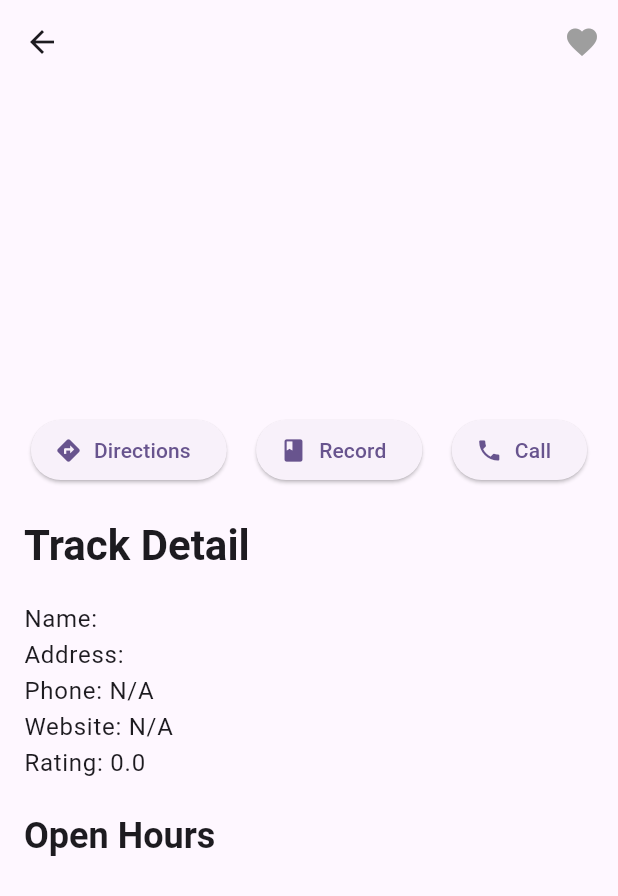
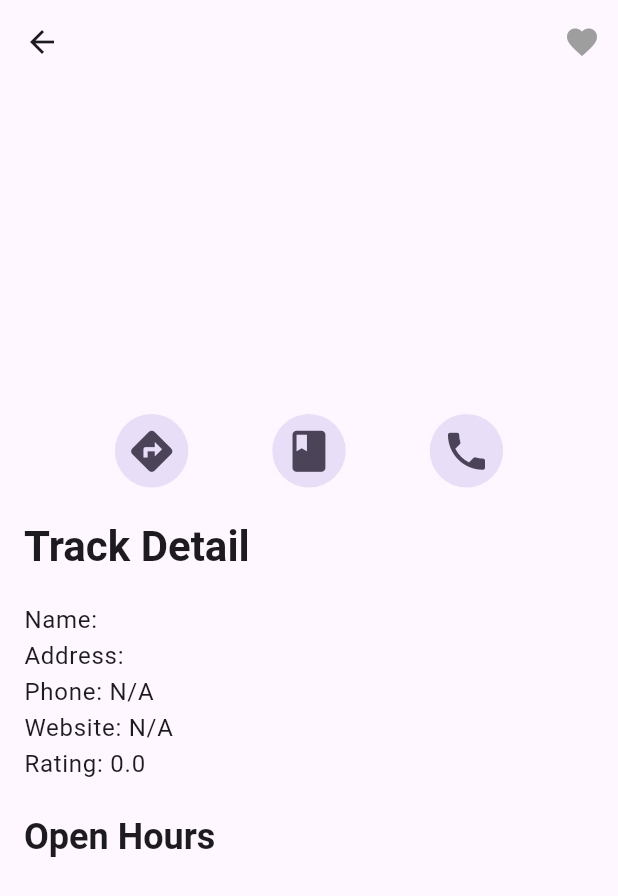
Before and after one commit to williamdoto/karting_application, a Flutter app: the TrackDetail screen opened directly with empty values, on a phone screen of 412 x 824 dp. Shown: the top 896 px of the screen. Run offline on Flutter 3.47's test engine with Material 2 defaults, Android fonts, the light colour scheme and no system bars; drawn by our look-alikes of carousel_slider; our stand-ins replace cloud_firestore, firebase_auth, firebase_core, geolocator, permission_handler; missing offline and left inert: flutter_google_maps_webservices, maps_launcher; accounts and stored records are empty; network calls fail.

Commit message:
Updated Event Details + Record

```diff
--- a/lib/TrackDetail.dart
+++ b/lib/TrackDetail.dart
@@ -142,7 +142,10 @@
     late String? website =
         placeDetails != null ? placeDetails!['website'] : 'N/A';
 
-    late double? rating = placeDetails != null ? (placeDetails!['rating']?.toDouble()) : 0.0;
+    double buttonSize = MediaQuery.of(context).size.width * 0.08;
+
+    late double? rating =
+        placeDetails != null ? (placeDetails!['rating']?.toDouble()) : 0.0;
     // Fetch opening hours
     List<dynamic>? openingHours = placeDetails != null
         ? (placeDetails!['opening_hours']?['weekday_text'] as List<dynamic>?)
@@ -171,7 +174,7 @@
         ),
         body: SingleChildScrollView(
             child: ConstrainedBox(
-          constraints: BoxConstraints(),
+          constraints: const BoxConstraints(),
           child: Column(
             mainAxisAlignment: MainAxisAlignment.start,
             crossAxisAlignment: CrossAxisAlignment.start,
@@ -196,16 +199,16 @@
                 padding: EdgeInsets.symmetric(
                     horizontal: MediaQuery.of(context).size.width * 0.05),
                 child: Row(
-                  mainAxisAlignment: MainAxisAlignment.spaceBetween,
+                  mainAxisAlignment: MainAxisAlignment.spaceEvenly,
                   children: <Widget>[
-                    ElevatedButton.icon(
+                    IconButton.filledTonal(
+                      iconSize: buttonSize,
                       icon: const Icon(Icons.directions),
-                      label: const Text('Directions'),
                       onPressed: () => _launchURL(),
                     ),
-                    ElevatedButton.icon(
+                    IconButton.filledTonal(
+                      iconSize: buttonSize,
                       icon: const Icon(Icons.book),
-                      label: const Text('Record'),
                       onPressed: () {
                         Navigator.push(
                           context,
@@ -216,10 +219,10 @@
                         );
                       },
                     ),
-                    ElevatedButton.icon(
+                    IconButton.filledTonal(
+                      iconSize: buttonSize,
                       icon: const Icon(Icons.phone),
                       onPressed: () => _launchCall(phoneNumber),
-                      label: const Text('Call'),
                     ),
                   ],
                 ),
```
